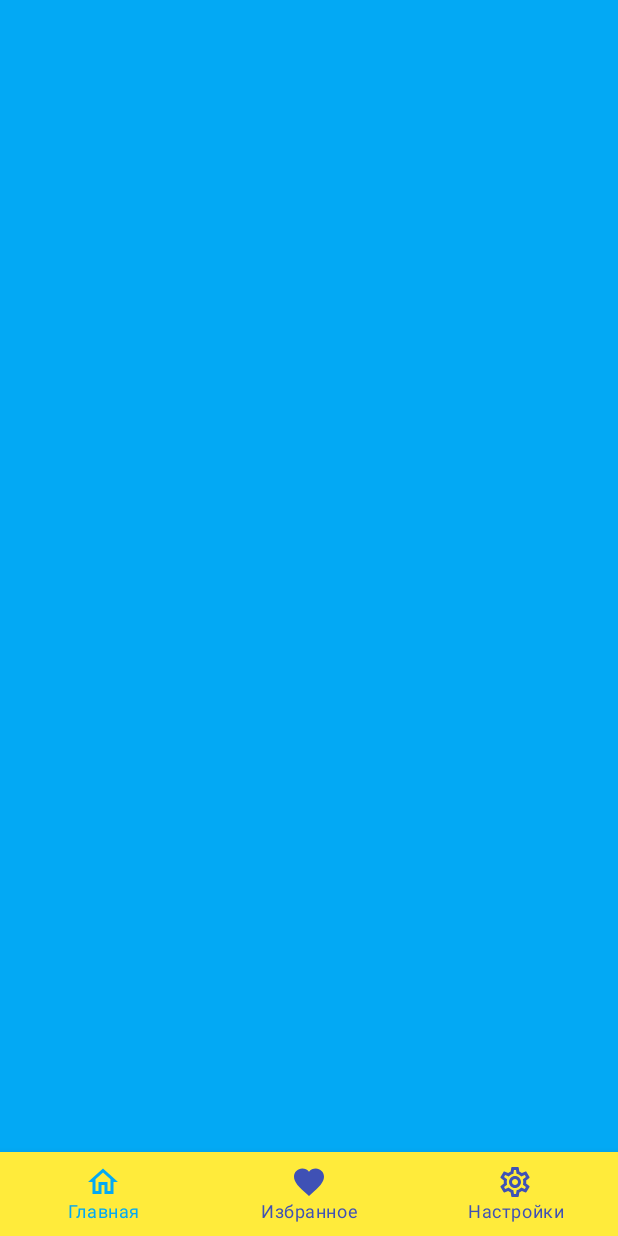
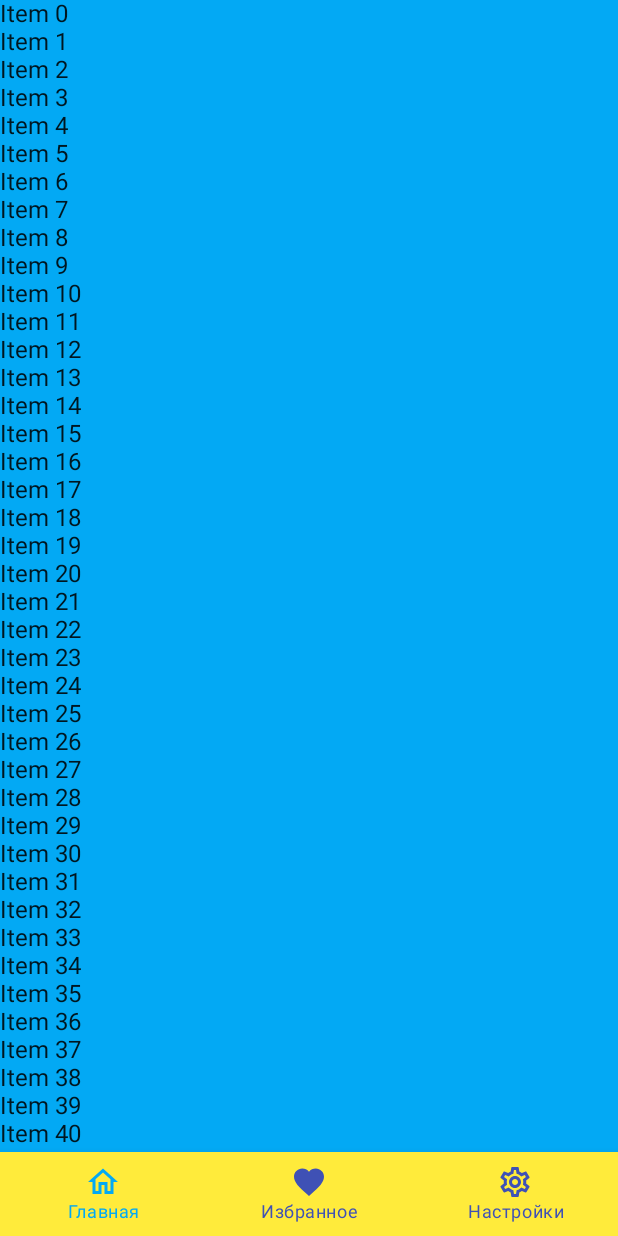
Before and after one commit to dgioto/FairyTales, an Android app built with Jetpack Compose: the screen it shows after launch (MainActivity), on a phone screen of 412 x 824 dp. Run offline under Robolectric (Android 15) with nearby library versions, the phone set to English and light mode, and no system bars.

Commit message:
add a LazyColumn

```diff
--- a/app/src/main/java/com/dgioto/fairytalesinukrainian/ui/MainScreen.kt
+++ b/app/src/main/java/com/dgioto/fairytalesinukrainian/ui/MainScreen.kt
@@ -1,6 +1,8 @@
 package com.dgioto.fairytalesinukrainian.ui
 
-import android.annotation.SuppressLint
+import androidx.compose.foundation.layout.padding
+import androidx.compose.foundation.lazy.LazyColumn
+import androidx.compose.foundation.lazy.items
 import androidx.compose.material.BottomNavigation
 import androidx.compose.material.BottomNavigationItem
 import androidx.compose.material.Icon
@@ -10,9 +12,11 @@ import androidx.compose.material.Text
 import androidx.compose.runtime.Composable
 import androidx.compose.runtime.mutableIntStateOf
 import androidx.compose.runtime.remember
+import androidx.compose.ui.Modifier
 import androidx.compose.ui.res.stringResource
+import androidx.compose.ui.tooling.preview.Preview
 
-@SuppressLint("UnusedMaterialScaffoldPaddingParameter")
+@Preview
 @Composable
 fun MainScreen() {
 
@@ -45,5 +49,15 @@ fun MainScreen() {
                 }
             }
         }
-    ) {}
+    ) {
+        val items = (0..100).toList() // Example data
+
+        LazyColumn(modifier = Modifier.padding(it)) {
+            items(items) { item ->
+                // Your item composable here
+                // For example, you can use Text or any other composable to display the item.
+                Text(text = "Item $item")
+            }
+        }
+    }
 }
```
